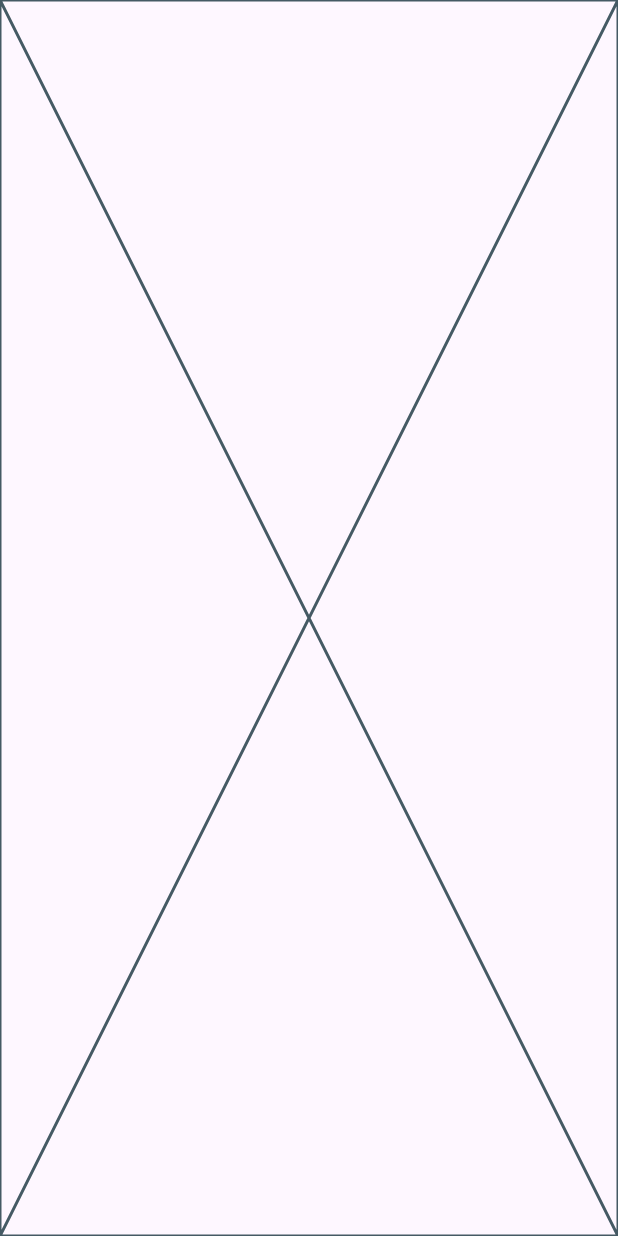
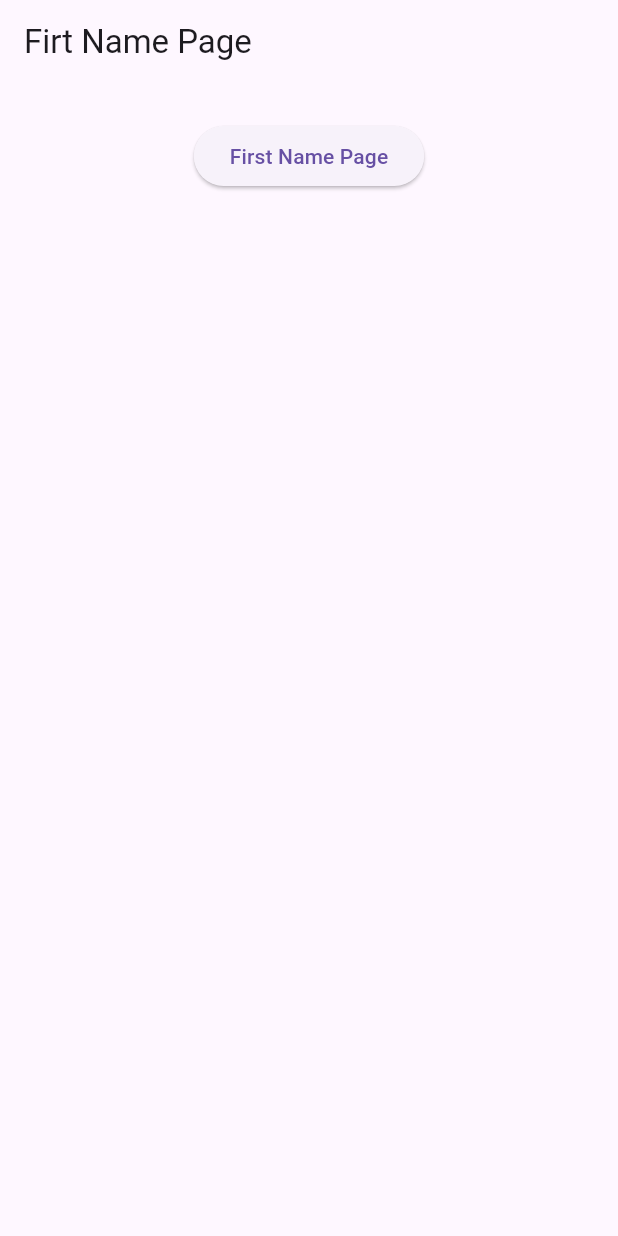
Before and after one commit to Hansenyao/nait-dmit2504-student-workbook, a Flutter app: the screen it shows after launch, on a phone screen of 412 x 824 dp. Run offline on Flutter 3.47's test engine with Material 3 defaults, Android fonts, the phone set to English and light mode, and no system bars; our stand-ins replace cloud_firestore, firebase_auth, firebase_core, sqflite; missing offline and left inert: dart:ffi, firebase_ui_auth; accounts and stored records are empty.

Commit message:
add pages for app_state

```diff
--- a/app_state/lib/pages/home_page.dart
+++ b/app_state/lib/pages/home_page.dart
@@ -1,15 +1,23 @@
 import 'package:flutter/material.dart';
+import 'package:app_state/models/user.dart';
 
-class HomePage extends StatefulWidget {
-  const HomePage({super.key});
+class HomePage extends StatelessWidget {
+  const HomePage({super.key}) : user = User("", "");
+
+  final User user;
 
   @override
-  State<HomePage> createState() => _HomePageState();
-}
-
-class _HomePageState extends State<HomePage> {
-  @override
   Widget build(BuildContext context) {
-    return const Placeholder();
+    return Scaffold(
+      appBar: AppBar(title: const Text('Firt Name Page')),
+      body: const Center(
+        child: Column(
+          children: <Widget>[
+            SizedBox(height: 24.0),
+            ElevatedButton(onPressed: () {}, child: Text("First Name Page")),
+          ],
+        ),
+      ),
+    );
   }
 }
```
Also changed, not shown: app_state/lib/pages/first_name_page.dart (added, +14 -0 lines), app_state/lib/pages/last_name_page.dart (added, +13 -0 lines).
